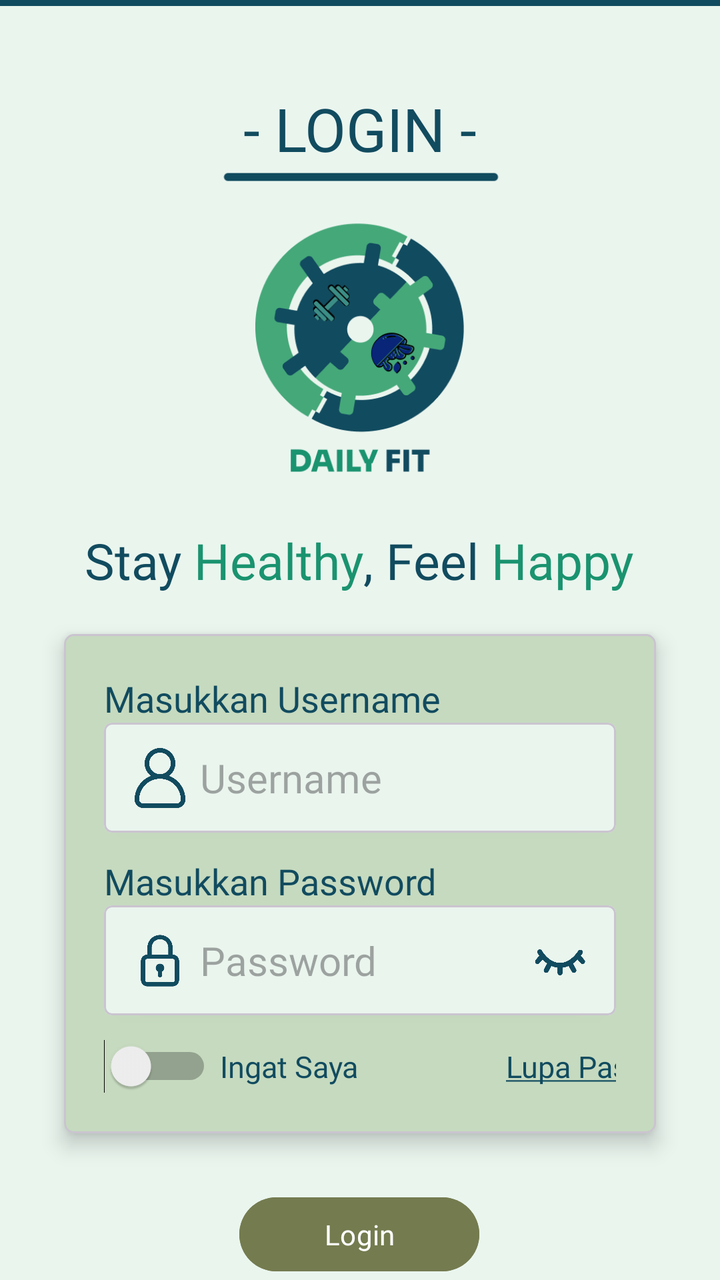
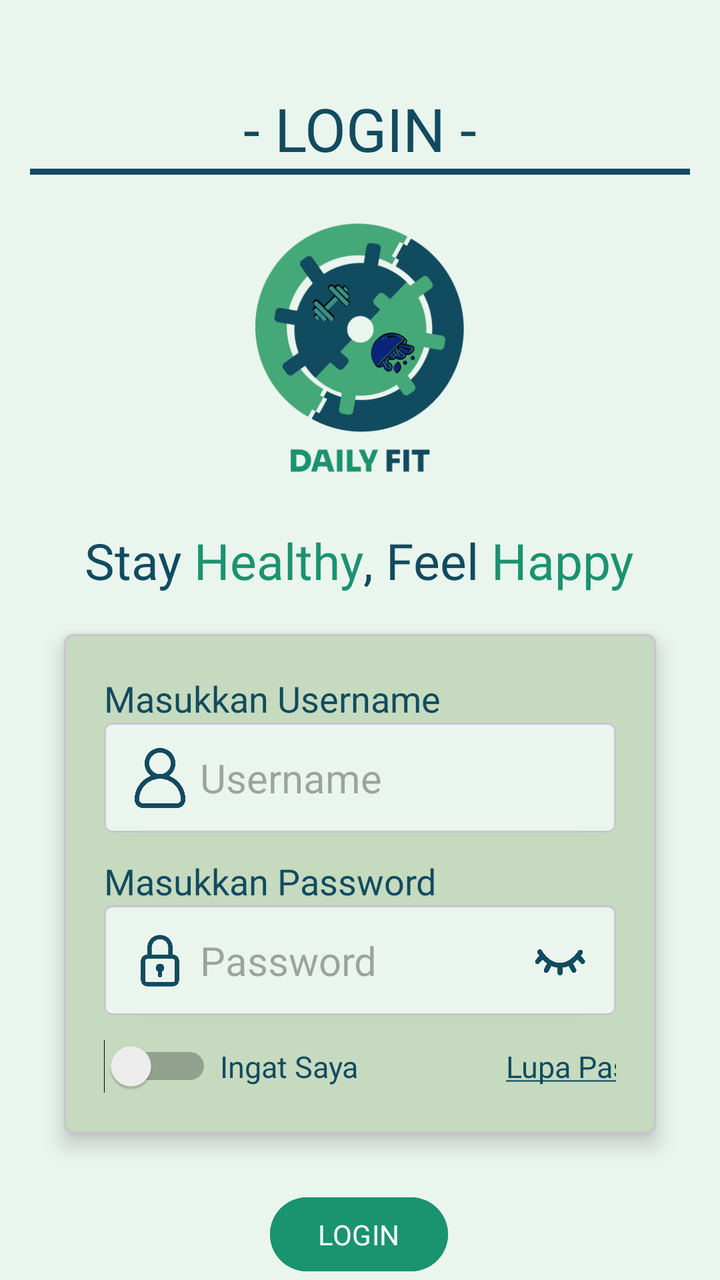

Compare the two renders of this Android layout. The source of the first and the diff that turns it into the second are given below.
<!-- AndroidManifest.xml: application theme Theme.Sherine_TIA -->
<!-- res/layout/activity_login.xml -->
<?xml version="1.0" encoding="utf-8"?>
<androidx.constraintlayout.widget.ConstraintLayout xmlns:android="http://schemas.android.com/apk/res/android"
    xmlns:app="http://schemas.android.com/apk/res-auto"
    xmlns:tools="http://schemas.android.com/tools"
    android:id="@+id/main"
    android:layout_width="match_parent"
    android:layout_height="match_parent"
    android:background="@color/bgColour"
    tools:context=".LoginActivity">

    <ImageView
        android:id="@+id/imageView"
        android:layout_width="189dp"
        android:layout_height="150dp"
        android:layout_marginTop="9dp"
        app:layout_constraintEnd_toEndOf="parent"
        app:layout_constraintStart_toStartOf="parent"
        app:layout_constraintTop_toBottomOf="@+id/head"
        app:srcCompat="@drawable/logo_daily_fit" />
    <View
        android:id="@+id/toolbarLine"
        android:layout_width="match_parent"
        android:layout_height="3dp"
        android:layout_gravity="bottom"
        android:background="@color/blue" />

    <TextView
        android:id="@+id/textView"
        android:layout_width="wrap_content"
        android:layout_height="wrap_content"
        android:layout_marginTop="20dp"
        android:fontFamily="@font/nunito_bold"
        android:text="@string/tagline"
        android:textColor="@color/blue"
        android:textSize="25sp"
        app:layout_constraintEnd_toEndOf="parent"
        app:layout_constraintHorizontal_bias="0.497"
        app:layout_constraintStart_toStartOf="parent"
        app:layout_constraintTop_toBottomOf="@+id/imageView" />

    <com.google.android.material.card.MaterialCardView
        android:id="@+id/cardViewInput"
        android:layout_width="0dp"
        android:layout_height="wrap_content"
        android:layout_marginHorizontal="32dp"
        android:layout_marginTop="20dp"
        android:backgroundTint="@color/cardBg"
        app:cardCornerRadius="5dp"
        app:cardElevation="6dp"
        app:layout_constraintBottom_toTopOf="@+id/btnLogin"
        app:layout_constraintEnd_toEndOf="parent"
        app:layout_constraintStart_toStartOf="parent"
        app:layout_constraintTop_toBottomOf="@+id/textView">

        <androidx.constraintlayout.widget.ConstraintLayout
            android:layout_width="match_parent"
            android:layout_height="wrap_content"
            android:paddingHorizontal="20dp"
            android:paddingVertical="20dp">

            <TextView
                android:id="@+id/txtUsername"
                android:layout_width="wrap_content"
                android:layout_height="wrap_content"
                android:fontFamily="@font/nunito_medium"
                android:text="Masukkan Username"
                android:textColor="@color/blue"
                android:textSize="18sp"
                app:layout_constraintStart_toStartOf="parent"
                app:layout_constraintTop_toTopOf="parent" />

            <com.google.android.material.card.MaterialCardView
                android:id="@+id/cardViewInputUsername"
                android:layout_width="0dp"
                android:layout_height="wrap_content"
                android:backgroundTint="@color/bgColour"
                app:cardCornerRadius="4dp"
                app:cardElevation="2dp"
                app:layout_constraintEnd_toEndOf="parent"
                app:layout_constraintStart_toStartOf="parent"
                app:layout_constraintTop_toBottomOf="@+id/txtUsername">

                <androidx.constraintlayout.widget.ConstraintLayout
                    android:layout_width="match_parent"
                    android:layout_height="wrap_content"
                    android:padding="5dp">

                    <ImageView
                        android:id="@+id/user_img"
                        android:layout_width="30dp"
                        android:layout_height="30dp"
                        android:layout_marginStart="8dp"
                        app:layout_constraintBottom_toBottomOf="parent"
                        app:layout_constraintStart_toStartOf="parent"
                        app:layout_constraintTop_toTopOf="parent"
                        app:srcCompat="@drawable/avatar"
                        app:tint="@color/blue" />

                    <EditText
                        android:id="@+id/edtUsername"
                        android:layout_width="0dp"
                        android:layout_height="45dp"
                        android:layout_marginStart="5dp"
                        android:background="@android:color/transparent"
                        android:ems="10"
                        android:fontFamily="@font/nunito_medium"
                        android:hint="Username"
                        android:inputType="text"
                        android:textColor="@color/blue"
                        android:textSize="20sp"
                        app:layout_constraintBottom_toBottomOf="@+id/user_img"
                        app:layout_constraintEnd_toEndOf="parent"
                        app:layout_constraintHorizontal_bias="0.0"
                        app:layout_constraintStart_toEndOf="@+id/user_img"
                        app:layout_constraintTop_toTopOf="@+id/user_img" />

                </androidx.constraintlayout.widget.ConstraintLayout>
            </com.google.android.material.card.MaterialCardView>

            <TextView
                android:id="@+id/txtPassword"
                android:layout_width="wrap_content"
                android:layout_height="wrap_content"
                android:layout_marginTop="12dp"
                android:fontFamily="@font/nunito_medium"
                android:text="Masukkan Password"
                android:textColor="@color/blue"
                android:textSize="18sp"
                app:layout_constraintStart_toStartOf="parent"
                app:layout_constraintTop_toBottomOf="@+id/cardViewInputUsername" />

            <com.google.android.material.card.MaterialCardView
                android:id="@+id/cardViewInputPassword"
                android:layout_width="0dp"
                android:layout_height="wrap_content"
                android:backgroundTint="@color/bgColour"
                app:cardCornerRadius="4dp"
                app:cardElevation="2dp"
                app:layout_constraintEnd_toEndOf="parent"
                app:layout_constraintStart_toStartOf="parent"
                app:layout_constraintTop_toBottomOf="@+id/txtPassword">

                <androidx.constraintlayout.widget.ConstraintLayout
                    android:layout_width="match_parent"
                    android:layout_height="wrap_content"
                    android:padding="5dp">

                    <ImageView
                        android:id="@+id/user_pass"
                        android:layout_width="30dp"
                        android:layout_height="30dp"
                        android:layout_marginStart="8dp"
                        app:layout_constraintBottom_toBottomOf="parent"
                        app:layout_constraintStart_toStartOf="parent"
                        app:layout_constraintTop_toTopOf="parent"
                        app:srcCompat="@drawable/padlock"
                        app:tint="@color/blue" />

                    <EditText
                        android:id="@+id/edtPassword"
                        android:layout_width="0dp"
                        android:layout_height="45dp"
                        android:layout_marginStart="5dp"
                        android:background="@android:color/transparent"
                        android:ems="10"
                        android:fontFamily="@font/nunito_medium"
                        android:hint="Password"
                        android:inputType="textPassword"
                        android:textColor="@color/blue"
                        android:textSize="20sp"
                        app:layout_constraintBottom_toBottomOf="@+id/user_pass"
                        app:layout_constraintEnd_toEndOf="parent"
                        app:layout_constraintHorizontal_bias="0.0"
                        app:layout_constraintStart_toEndOf="@+id/user_pass"
                        app:layout_constraintTop_toTopOf="@+id/user_pass" />

                    <ImageView
                        android:id="@+id/user_seePass"
                        android:layout_width="30dp"
                        android:layout_height="30dp"
                        android:layout_marginEnd="8dp"
                        app:layout_constraintBottom_toBottomOf="@+id/edtPassword"
                        app:layout_constraintEnd_toEndOf="@+id/edtPassword"
                        app:layout_constraintTop_toTopOf="@+id/edtPassword"
                        app:layout_constraintVertical_bias="0.466"
                        app:srcCompat="@drawable/close_eye"
                        app:tint="@color/blue" />

                </androidx.constraintlayout.widget.ConstraintLayout>
            </com.google.android.material.card.MaterialCardView>

            <Switch
                android:id="@+id/switchRememberMe"
                android:layout_width="wrap_content"
                android:layout_height="wrap_content"
                android:layout_marginTop="12dp"
                app:layout_constraintBottom_toBottomOf="parent"
                app:layout_constraintStart_toStartOf="parent"
                app:layout_constraintTop_toBottomOf="@+id/cardViewInputPassword" />

            <TextView
                android:id="@+id/textRememberMe"
                android:layout_width="wrap_content"
                android:layout_height="wrap_content"
                android:layout_marginStart="4dp"
                android:fontFamily="@font/nunito_regular"
                android:text="Ingat Saya"
                android:textColor="@color/blue"
                android:textSize="15sp"
                app:layout_constraintBottom_toBottomOf="@+id/switchRememberMe"
                app:layout_constraintStart_toEndOf="@+id/switchRememberMe"
                app:layout_constraintTop_toTopOf="@+id/switchRememberMe" />

            <TextView
                android:id="@+id/textRememberMe2"
                android:layout_width="120dp"
                android:layout_height="wrap_content"
                android:layout_marginStart="68dp"
                android:fontFamily="@font/nunito_regular"
                android:text="@string/forgotPassword"
                android:textColor="@color/blue"
                android:textSize="15sp"
                android:textAlignment="center"
                app:layout_constraintBottom_toBottomOf="@+id/textRememberMe"
                app:layout_constraintStart_toEndOf="@+id/textRememberMe"
                app:layout_constraintTop_toBottomOf="@+id/cardViewInputPassword"
                app:layout_constraintVertical_bias="1.0" />
        </androidx.constraintlayout.widget.ConstraintLayout>

    </com.google.android.material.card.MaterialCardView>

    <Button
        android:id="@+id/btnLogin"
        android:layout_width="120dp"
        android:layout_height="45dp"
        android:layout_marginHorizontal="32dp"
        android:layout_marginTop="28dp"
        android:backgroundTint="@color/button"
        android:fontFamily="@font/nunito_medium"
        android:text="Login"
        app:layout_constraintEnd_toEndOf="parent"
        app:layout_constraintHorizontal_bias="0.498"
        app:layout_constraintStart_toStartOf="parent"
        app:layout_constraintTop_toBottomOf="@+id/cardViewInput" />

    <TextView
        android:id="@+id/textView2"
        android:layout_width="wrap_content"
        android:layout_height="wrap_content"
        android:layout_marginTop="8dp"
        android:clickable="true"
        android:focusable="true"
        android:fontFamily="@font/nunito_regular"
        android:text="@string/txtRegister"
        android:textColor="@color/blue"
        android:textSize="15sp"
        app:layout_constraintEnd_toEndOf="parent"
        app:layout_constraintStart_toStartOf="parent"
        app:layout_constraintTop_toBottomOf="@+id/btnLogin" />

    <TextView
        android:id="@+id/head"
        android:layout_width="wrap_content"
        android:layout_height="wrap_content"
        android:layout_marginTop="44dp"
        android:fontFamily="@font/sora_bold"
        android:text="- LOGIN -"
        android:textColor="@color/blue"
        android:textSize="30sp"
        app:layout_constraintEnd_toEndOf="parent"
        app:layout_constraintStart_toStartOf="parent"
        app:layout_constraintTop_toTopOf="parent" />

    <ImageView
        android:id="@+id/imageView3"
        android:layout_width="555dp"
        android:layout_height="169dp"
        android:layout_marginTop="4dp"
        app:layout_constraintEnd_toEndOf="parent"
        app:layout_constraintStart_toStartOf="parent"
        app:layout_constraintTop_toTopOf="parent"
        app:srcCompat="@drawable/line"
        app:tint="@color/blue" />

</androidx.constraintlayout.widget.ConstraintLayout>
<!-- resources referenced by this layout -->
<resources>
  <color name="bgColour">#EAF5EE</color>
  <color name="blue">#114B5F</color>
  <color name="button">#747B4F</color>
  <color name="cardBg">#C6DABF</color>
  <!-- drawable avatar: png bitmap (drawable, 8024 bytes) -->
  <!-- drawable close_eye: png bitmap (drawable, 8483 bytes) -->
  <!-- drawable line: png bitmap (drawable, 1503 bytes) -->
  <!-- drawable logo_daily_fit: png bitmap (drawable, 26245 bytes) -->
  <!-- drawable padlock: png bitmap (drawable, 8373 bytes) -->
  <string name="forgotPassword"><u>Lupa Password?</u></string>
  <string name="tagline"><font color="#114B5F">Stay </font><font color="#1A936F">Healthy</font><font color="#114B5F">, Feel </font><font color="#1A936F">Happy</font></string>
  <string name="txtRegister">Belum punya akun? \nKlik untuk <u>Register</u></string>
  <style name="Theme.Sherine_TIA" parent="Base.Theme.Sherine_TIA" />
  <style name="Base.Theme.Sherine_TIA" parent="Theme.Material3.DayNight.NoActionBar">
          
          
      </style>
</resources>

<!-- the commit's change to res/layout/activity_login.xml (unified diff, before → after) -->
@@ -17,12 +17,16 @@
         app:layout_constraintStart_toStartOf="parent"
         app:layout_constraintTop_toBottomOf="@+id/head"
         app:srcCompat="@drawable/logo_daily_fit" />
+
     <View
         android:id="@+id/toolbarLine"
-        android:layout_width="match_parent"
+        android:layout_width="330dp"
         android:layout_height="3dp"
         android:layout_gravity="bottom"
-        android:background="@color/blue" />
+        android:background="@color/blue"
+        app:layout_constraintEnd_toEndOf="parent"
+        app:layout_constraintStart_toStartOf="parent"
+        app:layout_constraintTop_toBottomOf="@+id/head" />
 
     <TextView
         android:id="@+id/textView"
@@ -231,13 +235,13 @@
 
     <Button
         android:id="@+id/btnLogin"
-        android:layout_width="120dp"
+        android:layout_width="wrap_content"
         android:layout_height="45dp"
         android:layout_marginHorizontal="32dp"
         android:layout_marginTop="28dp"
-        android:backgroundTint="@color/button"
+        android:backgroundTint="@color/green"
         android:fontFamily="@font/nunito_medium"
-        android:text="Login"
+        android:text="LOGIN"
         app:layout_constraintEnd_toEndOf="parent"
         app:layout_constraintHorizontal_bias="0.498"
         app:layout_constraintStart_toStartOf="parent"
@@ -271,15 +275,15 @@
         app:layout_constraintStart_toStartOf="parent"
         app:layout_constraintTop_toTopOf="parent" />
 
-    <ImageView
-        android:id="@+id/imageView3"
-        android:layout_width="555dp"
-        android:layout_height="169dp"
-        android:layout_marginTop="4dp"
-        app:layout_constraintEnd_toEndOf="parent"
-        app:layout_constraintStart_toStartOf="parent"
-        app:layout_constraintTop_toTopOf="parent"
-        app:srcCompat="@drawable/line"
-        app:tint="@color/blue" />
+    <Button
+        android:id="@+id/btnRegister"
+        android:layout_width="67dp"
+        android:layout_height="18dp"
+        android:background="@android:color/transparent"
+        android:text=""
+        app:layout_constraintBottom_toBottomOf="@+id/textView2"
+        app:layout_constraintEnd_toEndOf="@+id/textView2"
+        app:layout_constraintTop_toTopOf="@+id/textView2"
+        app:layout_constraintVertical_bias="1.0" />
 
 </androidx.constraintlayout.widget.ConstraintLayout>
<!-- resource entries referenced after the edit -->
@@ -2,11 +2,10 @@
 <resources>
   <color name="bgColour">#EAF5EE</color>
   <color name="blue">#114B5F</color>
-  <color name="button">#747B4F</color>
   <color name="cardBg">#C6DABF</color>
+  <color name="green">#1A936F</color>
   <!-- drawable avatar: png bitmap (drawable, 8024 bytes) -->
   <!-- drawable close_eye: png bitmap (drawable, 8483 bytes) -->
-  <!-- drawable line: png bitmap (drawable, 1503 bytes) -->
   <!-- drawable logo_daily_fit: png bitmap (drawable, 26245 bytes) -->
   <!-- drawable padlock: png bitmap (drawable, 8373 bytes) -->
   <string name="forgotPassword"><u>Lupa Password?</u></string>
